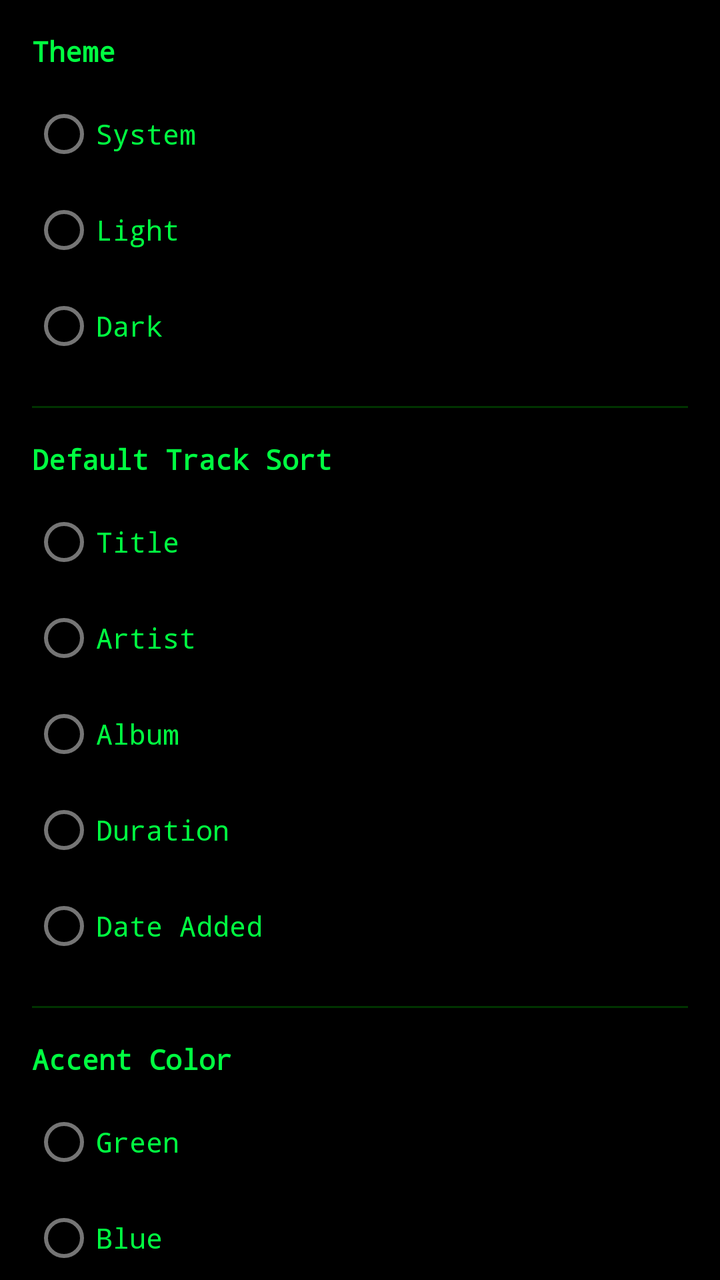
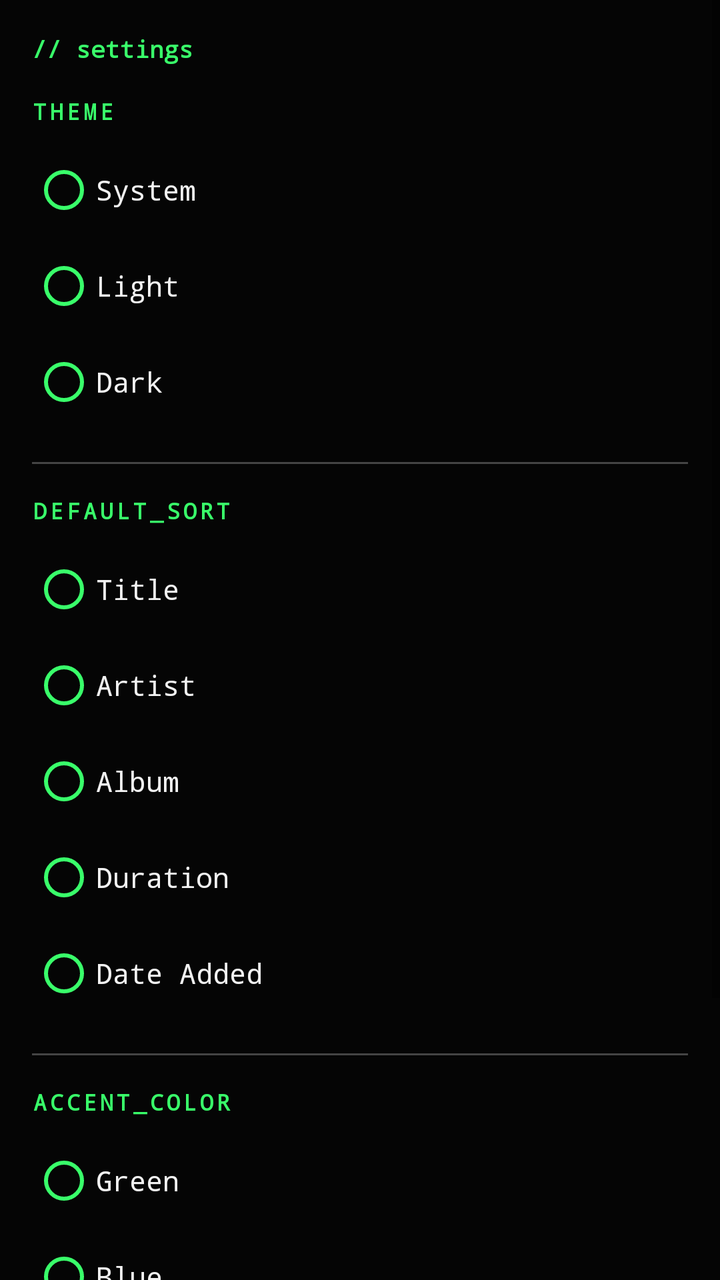

Two renders of the same Android screen: before a commit and after it. Below are the layout's source before the change and the commit's diff.
<!-- AndroidManifest.xml: application theme Theme.MusicPlayer -->
<!-- res/layout/activity_settings.xml -->
<?xml version="1.0" encoding="utf-8"?>
<ScrollView xmlns:android="http://schemas.android.com/apk/res/android"
    android:layout_width="match_parent"
    android:layout_height="match_parent"
    android:background="@color/md_bg">

    <LinearLayout
        android:layout_width="match_parent"
        android:layout_height="wrap_content"
        android:orientation="vertical"
        android:padding="16dp">

        <TextView
            android:layout_width="match_parent"
            android:layout_height="wrap_content"
            android:text="@string/settings_theme"
            android:textColor="@color/text_primary"
            android:textSize="14sp"
            android:textStyle="bold"
            android:fontFamily="monospace"
            android:layout_marginBottom="8dp" />

        <RadioGroup
            android:id="@+id/themeGroup"
            android:layout_width="match_parent"
            android:layout_height="wrap_content"
            android:orientation="vertical">

            <RadioButton
                android:id="@+id/themeSystem"
                android:layout_width="match_parent"
                android:layout_height="wrap_content"
                android:text="@string/theme_system"
                android:textColor="@color/text_primary"
                android:fontFamily="monospace" />

            <RadioButton
                android:id="@+id/themeLight"
                android:layout_width="match_parent"
                android:layout_height="wrap_content"
                android:text="@string/theme_light"
                android:textColor="@color/text_primary"
                android:fontFamily="monospace" />

            <RadioButton
                android:id="@+id/themeDark"
                android:layout_width="match_parent"
                android:layout_height="wrap_content"
                android:text="@string/theme_dark"
                android:textColor="@color/text_primary"
                android:fontFamily="monospace" />
        </RadioGroup>

        <View
            android:layout_width="match_parent"
            android:layout_height="1dp"
            android:background="@color/divider"
            android:layout_marginTop="16dp"
            android:layout_marginBottom="16dp" />

        <TextView
            android:layout_width="match_parent"
            android:layout_height="wrap_content"
            android:text="@string/settings_sort"
            android:textColor="@color/text_primary"
            android:textSize="14sp"
            android:textStyle="bold"
            android:fontFamily="monospace"
            android:layout_marginBottom="8dp" />

        <RadioGroup
            android:id="@+id/sortGroup"
            android:layout_width="match_parent"
            android:layout_height="wrap_content"
            android:orientation="vertical">

            <RadioButton
                android:id="@+id/sortTitle"
                android:layout_width="match_parent"
                android:layout_height="wrap_content"
                android:text="@string/sort_title"
                android:textColor="@color/text_primary"
                android:fontFamily="monospace" />

            <RadioButton
                android:id="@+id/sortArtist"
                android:layout_width="match_parent"
                android:layout_height="wrap_content"
                android:text="@string/sort_artist"
                android:textColor="@color/text_primary"
                android:fontFamily="monospace" />

            <RadioButton
                android:id="@+id/sortAlbum"
                android:layout_width="match_parent"
                android:layout_height="wrap_content"
                android:text="@string/sort_album"
                android:textColor="@color/text_primary"
                android:fontFamily="monospace" />

            <RadioButton
                android:id="@+id/sortDuration"
                android:layout_width="match_parent"
                android:layout_height="wrap_content"
                android:text="@string/sort_duration"
                android:textColor="@color/text_primary"
                android:fontFamily="monospace" />

            <RadioButton
                android:id="@+id/sortDateAdded"
                android:layout_width="match_parent"
                android:layout_height="wrap_content"
                android:text="@string/sort_date_added"
                android:textColor="@color/text_primary"
                android:fontFamily="monospace" />
        </RadioGroup>

        <View
            android:layout_width="match_parent"
            android:layout_height="1dp"
            android:background="@color/divider"
            android:layout_marginTop="16dp"
            android:layout_marginBottom="16dp" />

        <TextView
            android:layout_width="match_parent"
            android:layout_height="wrap_content"
            android:text="@string/settings_accent_color"
            android:textColor="@color/text_primary"
            android:textSize="14sp"
            android:textStyle="bold"
            android:fontFamily="monospace"
            android:layout_marginBottom="8dp" />

        <RadioGroup
            android:id="@+id/accentColorGroup"
            android:layout_width="match_parent"
            android:layout_height="wrap_content"
            android:orientation="vertical">

            <RadioButton
                android:id="@+id/accentGreen"
                android:layout_width="match_parent"
                android:layout_height="wrap_content"
                android:text="@string/accent_green"
                android:textColor="@color/text_primary"
                android:fontFamily="monospace" />

            <RadioButton
                android:id="@+id/accentBlue"
                android:layout_width="match_parent"
                android:layout_height="wrap_content"
                android:text="@string/accent_blue"
                android:textColor="@color/text_primary"
                android:fontFamily="monospace" />

            <RadioButton
                android:id="@+id/accentOrange"
                android:layout_width="match_parent"
                android:layout_height="wrap_content"
                android:text="@string/accent_orange"
                android:textColor="@color/text_primary"
                android:fontFamily="monospace" />

            <RadioButton
                android:id="@+id/accentPurple"
                android:layout_width="match_parent"
                android:layout_height="wrap_content"
                android:text="@string/accent_purple"
                android:textColor="@color/text_primary"
                android:fontFamily="monospace" />
        </RadioGroup>

        <View
            android:layout_width="match_parent"
            android:layout_height="1dp"
            android:background="@color/divider"
            android:layout_marginTop="16dp"
            android:layout_marginBottom="16dp" />

        <TextView
            android:id="@+id/versionText"
            android:layout_width="match_parent"
            android:layout_height="wrap_content"
            android:textColor="@color/text_secondary"
            android:textSize="12sp"
            android:fontFamily="monospace" />

    </LinearLayout>
</ScrollView>
<!-- resources referenced by this layout -->
<resources>
  <color name="divider">#003300</color>
  <color name="md_bg">#000000</color>
  <color name="text_primary">#00FF41</color>
  <color name="text_secondary">#00B32C</color>
  <string name="accent_blue">Blue</string>
  <string name="accent_green">Green</string>
  <string name="accent_orange">Orange</string>
  <string name="accent_purple">Purple</string>
  <string name="settings_accent_color">Accent Color</string>
  <string name="settings_sort">Default Track Sort</string>
  <string name="settings_theme">Theme</string>
  <string name="sort_album">Album</string>
  <string name="sort_artist">Artist</string>
  <string name="sort_date_added">Date Added</string>
  <string name="sort_duration">Duration</string>
  <string name="sort_title">Title</string>
  <string name="theme_dark">Dark</string>
  <string name="theme_light">Light</string>
  <string name="theme_system">System</string>
  <style name="Theme.MusicPlayer" parent="Theme.MaterialComponents.DayNight.DarkActionBar">
          <item name="colorPrimary">@color/md_primary</item>
          <item name="colorPrimaryVariant">@color/md_primary_dark</item>
          <item name="colorOnPrimary">@color/text_primary</item>
          <item name="colorSecondary">@color/md_accent</item>
          <item name="colorSecondaryVariant">@color/md_accent</item>
          <item name="colorOnSecondary">@color/black</item>
          <item name="android:colorBackground">@color/md_bg</item>
          <item name="android:statusBarColor" tools:targetApi="l">@color/md_primary_dark</item>
          <item name="android:windowLightStatusBar" tools:targetApi="m">false</item>
          <item name="colorControlActivated">@color/md_accent</item>
          <item name="colorControlHighlight">@color/md_accent</item>
      </style>
  <color name="md_primary">#0A0A0A</color>
  <color name="md_primary_dark">#000000</color>
  <color name="md_accent">#00FF41</color>
  <color name="black">#FF000000</color>
</resources>

<!-- the commit's change to res/layout/activity_settings.xml (unified diff, before → after) -->
@@ -10,14 +10,27 @@
         android:orientation="vertical"
         android:padding="16dp">
 
-        <TextView
-            android:layout_width="match_parent"
-            android:layout_height="wrap_content"
-            android:text="@string/settings_theme"
-            android:textColor="@color/text_primary"
-            android:textSize="14sp"
-            android:textStyle="bold"
-            android:fontFamily="monospace"
+        
+        <TextView
+            android:layout_width="match_parent"
+            android:layout_height="wrap_content"
+            android:text="// settings"
+            android:textColor="@color/terminal_green"
+            android:textSize="12sp"
+            android:textStyle="bold"
+            android:fontFamily="monospace"
+            android:layout_marginBottom="16dp" />
+
+        
+        <TextView
+            android:layout_width="match_parent"
+            android:layout_height="wrap_content"
+            android:text="THEME"
+            android:textColor="@color/terminal_green"
+            android:textSize="11sp"
+            android:textStyle="bold"
+            android:fontFamily="monospace"
+            android:letterSpacing="0.15"
             android:layout_marginBottom="8dp" />
 
         <RadioGroup
@@ -30,42 +43,47 @@
                 android:id="@+id/themeSystem"
                 android:layout_width="match_parent"
                 android:layout_height="wrap_content"
-                android:text="@string/theme_system"
-                android:textColor="@color/text_primary"
-                android:fontFamily="monospace" />
+                android:text="System"
+                android:textColor="@color/text_primary"
+                android:fontFamily="monospace"
+                android:buttonTint="?attr/colorSecondary" />
 
             <RadioButton
                 android:id="@+id/themeLight"
                 android:layout_width="match_parent"
                 android:layout_height="wrap_content"
-                android:text="@string/theme_light"
-                android:textColor="@color/text_primary"
-                android:fontFamily="monospace" />
+                android:text="Light"
+                android:textColor="@color/text_primary"
+                android:fontFamily="monospace"
+                android:buttonTint="?attr/colorSecondary" />
 
             <RadioButton
                 android:id="@+id/themeDark"
                 android:layout_width="match_parent"
                 android:layout_height="wrap_content"
-                android:text="@string/theme_dark"
-                android:textColor="@color/text_primary"
-                android:fontFamily="monospace" />
+                android:text="Dark"
+                android:textColor="@color/text_primary"
+                android:fontFamily="monospace"
+                android:buttonTint="?attr/colorSecondary" />
         </RadioGroup>
 
         <View
             android:layout_width="match_parent"
             android:layout_height="1dp"
-            android:background="@color/divider"
+            android:background="@color/terminal_dim"
             android:layout_marginTop="16dp"
             android:layout_marginBottom="16dp" />
 
-        <TextView
-            android:layout_width="match_parent"
-            android:layout_height="wrap_content"
-            android:text="@string/settings_sort"
-            android:textColor="@color/text_primary"
-            android:textSize="14sp"
-            android:textStyle="bold"
-            android:fontFamily="monospace"
+        
+        <TextView
+            android:layout_width="match_parent"
+            android:layout_height="wrap_content"
+            android:text="DEFAULT_SORT"
+            android:textColor="@color/terminal_green"
+            android:textSize="11sp"
+            android:textStyle="bold"
+            android:fontFamily="monospace"
+            android:letterSpacing="0.15"
             android:layout_marginBottom="8dp" />
 
         <RadioGroup
@@ -78,58 +96,65 @@
                 android:id="@+id/sortTitle"
                 android:layout_width="match_parent"
                 android:layout_height="wrap_content"
-                android:text="@string/sort_title"
-                android:textColor="@color/text_primary"
-                android:fontFamily="monospace" />
+                android:text="Title"
+                android:textColor="@color/text_primary"
+                android:fontFamily="monospace"
+                android:buttonTint="?attr/colorSecondary" />
 
             <RadioButton
                 android:id="@+id/sortArtist"
                 android:layout_width="match_parent"
                 android:layout_height="wrap_content"
-                android:text="@string/sort_artist"
-                android:textColor="@color/text_primary"
-                android:fontFamily="monospace" />
+                android:text="Artist"
+                android:textColor="@color/text_primary"
+                android:fontFamily="monospace"
+                android:buttonTint="?attr/colorSecondary" />
 
             <RadioButton
                 android:id="@+id/sortAlbum"
                 android:layout_width="match_parent"
                 android:layout_height="wrap_content"
-                android:text="@string/sort_album"
-                android:textColor="@color/text_primary"
-                android:fontFamily="monospace" />
+                android:text="Album"
+                android:textColor="@color/text_primary"
+                android:fontFamily="monospace"
+                android:buttonTint="?attr/colorSecondary" />
 
             <RadioButton
                 android:id="@+id/sortDuration"
                 android:layout_width="match_parent"
                 android:layout_height="wrap_content"
-                android:text="@string/sort_duration"
-                android:textColor="@color/text_primary"
-                android:fontFamily="monospace" />
+                android:text="Duration"
+                android:textColor="@color/text_primary"
+                android:fontFamily="monospace"
+                android:buttonTint="?attr/colorSecondary" />
 
             <RadioButton
                 android:id="@+id/sortDateAdded"
                 android:layout_width="match_parent"
                 android:layout_height="wrap_content"
-                android:text="@string/sort_date_added"
-                android:textColor="@color/text_primary"
-                android:fontFamily="monospace" />
+                android:text="Date Added"
+                android:textColor="@color/text_primary"
+                android:fontFamily="monospace"
+                android:buttonTint="?attr/colorSecondary" />
         </RadioGroup>
 
         <View
             android:layout_width="match_parent"
             android:layout_height="1dp"
-            android:background="@color/divider"
+            android:background="@color/terminal_dim"
             android:layout_marginTop="16dp"
             android:layout_marginBottom="16dp" />
 
-        <TextView
-            android:layout_width="match_parent"
-            android:layout_height="wrap_content"
-            android:text="@string/settings_accent_color"
-            android:textColor="@color/text_primary"
-            android:textSize="14sp"
-            android:textStyle="bold"
-            android:fontFamily="monospace"
+        
+        <TextView
+            android:layout_width="match_parent"
+            android:layout_height="wrap_content"
+            android:text="ACCENT_COLOR"
+            android:textColor="@color/terminal_green"
+            android:textSize="11sp"
+            android:textStyle="bold"
+            android:fontFamily="monospace"
+            android:letterSpacing="0.15"
             android:layout_marginBottom="8dp" />
 
         <RadioGroup
@@ -142,39 +167,43 @@
                 android:id="@+id/accentGreen"
                 android:layout_width="match_parent"
                 android:layout_height="wrap_content"
-                android:text="@string/accent_green"
-                android:textColor="@color/text_primary"
-                android:fontFamily="monospace" />
+                android:text="Green"
+                android:textColor="@color/text_primary"
+                android:fontFamily="monospace"
+                android:buttonTint="?attr/colorSecondary" />
 
             <RadioButton
                 android:id="@+id/accentBlue"
                 android:layout_width="match_parent"
                 android:layout_height="wrap_content"
-                android:text="@string/accent_blue"
-                android:textColor="@color/text_primary"
-                android:fontFamily="monospace" />
+                android:text="Blue"
+                android:textColor="@color/text_primary"
+                android:fontFamily="monospace"
+                android:buttonTint="?attr/colorSecondary" />
 
             <RadioButton
                 android:id="@+id/accentOrange"
                 android:layout_width="match_parent"
                 android:layout_height="wrap_content"
-                android:text="@string/accent_orange"
-                android:textColor="@color/text_primary"
-                android:fontFamily="monospace" />
+                android:text="Orange"
+                android:textColor="@color/text_primary"
+                android:fontFamily="monospace"
+                android:buttonTint="?attr/colorSecondary" />
 
             <RadioButton
                 android:id="@+id/accentPurple"
                 android:layout_width="match_parent"
                 android:layout_height="wrap_content"
-                android:text="@string/accent_purple"
-                android:textColor="@color/text_primary"
-                android:fontFamily="monospace" />
+                android:text="Purple"
+                android:textColor="@color/text_primary"
+                android:fontFamily="monospace"
+                android:buttonTint="?attr/colorSecondary" />
         </RadioGroup>
 
         <View
             android:layout_width="match_parent"
             android:layout_height="1dp"
-            android:background="@color/divider"
+            android:background="@color/terminal_dim"
             android:layout_marginTop="16dp"
             android:layout_marginBottom="16dp" />
 
@@ -182,8 +211,8 @@
             android:id="@+id/versionText"
             android:layout_width="match_parent"
             android:layout_height="wrap_content"
-            android:textColor="@color/text_secondary"
-            android:textSize="12sp"
+            android:textColor="@color/terminal_dim"
+            android:textSize="10sp"
             android:fontFamily="monospace" />
 
     </LinearLayout>
<!-- resource entries referenced after the edit -->
@@ -1,24 +1,9 @@
 <!-- resources referenced by this layout -->
 <resources>
-  <color name="divider">#003300</color>
-  <color name="md_bg">#000000</color>
-  <color name="text_primary">#00FF41</color>
-  <color name="text_secondary">#00B32C</color>
-  <string name="accent_blue">Blue</string>
-  <string name="accent_green">Green</string>
-  <string name="accent_orange">Orange</string>
-  <string name="accent_purple">Purple</string>
-  <string name="settings_accent_color">Accent Color</string>
-  <string name="settings_sort">Default Track Sort</string>
-  <string name="settings_theme">Theme</string>
-  <string name="sort_album">Album</string>
-  <string name="sort_artist">Artist</string>
-  <string name="sort_date_added">Date Added</string>
-  <string name="sort_duration">Duration</string>
-  <string name="sort_title">Title</string>
-  <string name="theme_dark">Dark</string>
-  <string name="theme_light">Light</string>
-  <string name="theme_system">System</string>
+  <color name="md_bg">#050505</color>
+  <color name="terminal_dim">#444444</color>
+  <color name="terminal_green">#39FF6A</color>
+  <color name="text_primary">#F2F2F2</color>
   <style name="Theme.MusicPlayer" parent="Theme.MaterialComponents.DayNight.DarkActionBar">
           <item name="colorPrimary">@color/md_primary</item>
           <item name="colorPrimaryVariant">@color/md_primary_dark</item>
@@ -32,9 +17,9 @@
           <item name="colorControlActivated">@color/md_accent</item>
           <item name="colorControlHighlight">@color/md_accent</item>
       </style>
-  <color name="md_primary">#0A0A0A</color>
-  <color name="md_primary_dark">#000000</color>
-  <color name="md_accent">#00FF41</color>
+  <color name="md_primary">#050505</color>
+  <color name="md_primary_dark">#050505</color>
+  <color name="md_accent">#39FF6A</color>
   <color name="black">#FF000000</color>
 </resources>
 
